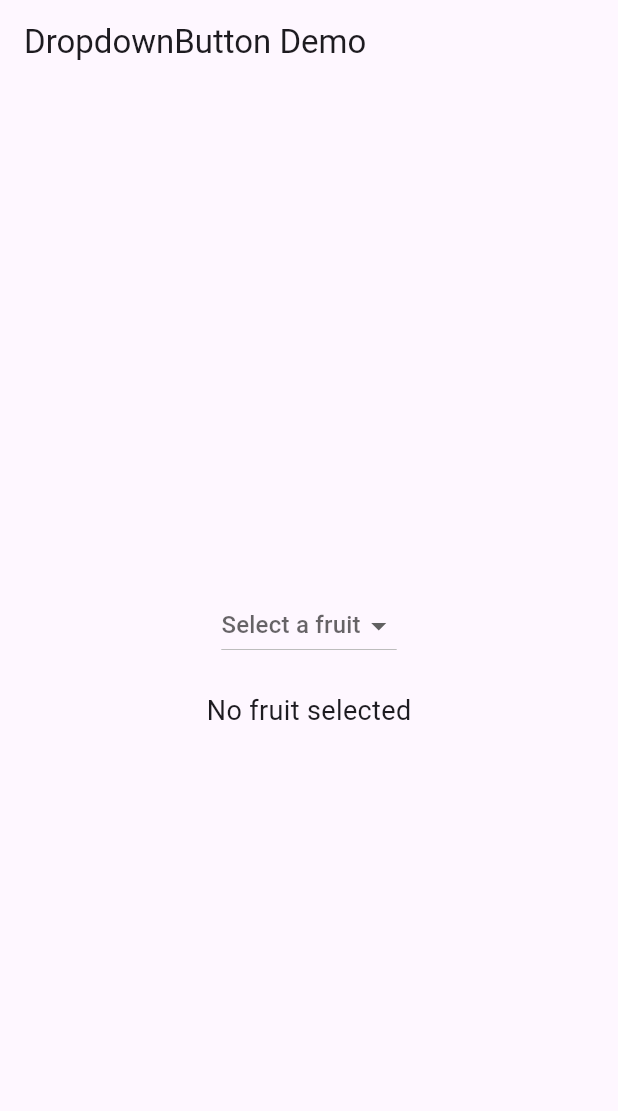
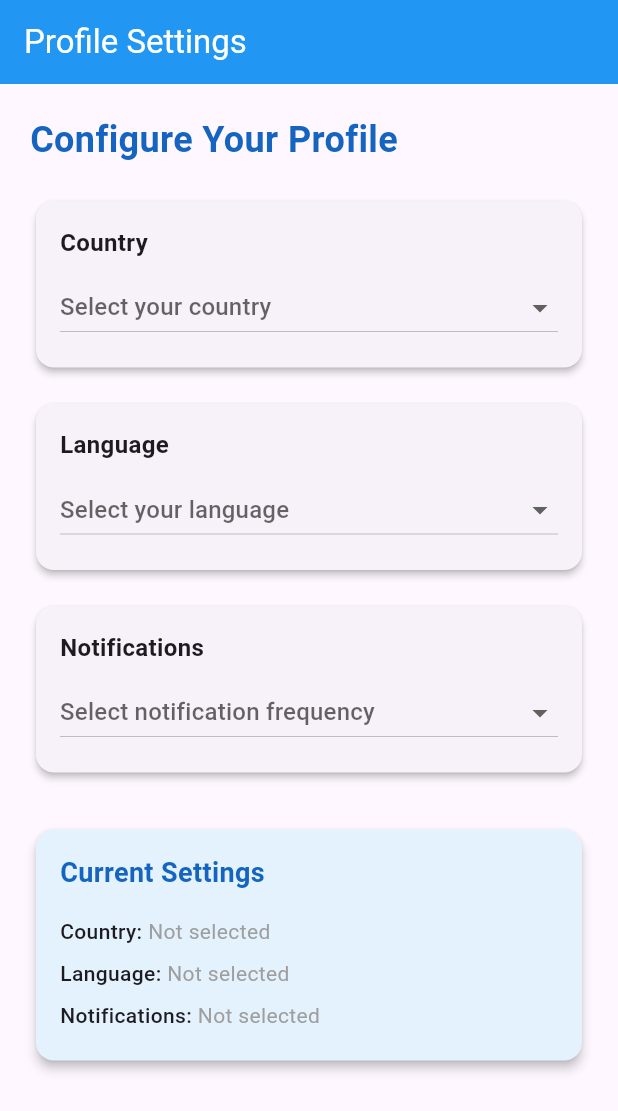
Before and after one commit to ThierrySHYAKA/dropdown_button_demo, a Flutter app: the screen it shows after launch, on a phone screen of 412 x 824 dp. Shown: the top 1111 px of the screen. Run offline on Flutter 3.47's test engine with Material 3 defaults, Android fonts, the light colour scheme and no system bars.

Commit message:
main Updated

```diff
--- a/lib/main.dart
+++ b/lib/main.dart
@@ -10,54 +10,217 @@ class MyApp extends StatelessWidget {
   @override
   Widget build(BuildContext context) {
     return MaterialApp(
-      home: DropdownExample(),
+      title: 'DropdownButton Demo',
+      theme: ThemeData(
+        primarySwatch: Colors.blue,
+      ),
+      home: ProfileSettingsScreen(),
     );
   }
 }
 
-class DropdownExample extends StatefulWidget {
+class ProfileSettingsScreen extends StatefulWidget {
   @override
-  _DropdownExampleState createState() => _DropdownExampleState();
+  _ProfileSettingsScreenState createState() => _ProfileSettingsScreenState();
 }
 
-class _DropdownExampleState extends State<DropdownExample> {
-  String? selectedValue;
+class _ProfileSettingsScreenState extends State<ProfileSettingsScreen> {
+  // State variables for our three dropdowns
+  String? selectedCountry;
+  String? selectedLanguage;
+  String? selectedNotificationFreq;
 
-  List<String> options = ['Apple', 'Banana', 'Mango', 'Orange'];
+  // Data lists for our dropdowns
+  final List<String> countries = [
+    'United States',
+    'Canada',
+    'United Kingdom',
+    'Australia',
+    'Germany',
+    'France',
+    'Japan',
+  ];
+
+  final List<String> languages = [
+    'English',
+    'Spanish',
+    'French',
+    'German',
+    'Japanese',
+    'Chinese',
+  ];
+
+  final List<String> notificationFrequencies = [
+    'Immediately',
+    'Daily',
+    'Weekly',
+    'Monthly',
+    'Never',
+  ];
 
   @override
   Widget build(BuildContext context) {
     return Scaffold(
-      appBar: AppBar(title: Text('DropdownButton Demo')),
-      body: Center(
+      appBar: AppBar(
+        title: Text('Profile Settings'),
+        backgroundColor: Colors.blue,
+        foregroundColor: Colors.white,
+      ),
+      body: Padding(
+        padding: EdgeInsets.all(20.0),
         child: Column(
-          mainAxisAlignment: MainAxisAlignment.center,
+          crossAxisAlignment: CrossAxisAlignment.start,
           children: [
-            DropdownButton<String>(
-              hint: Text('Select a fruit'),
-              value: selectedValue,
-              items: options.map((String value) {
-                return DropdownMenuItem<String>(
-                  value: value,
-                  child: Text(value),
-                );
-              }).toList(),
-              onChanged: (String? newValue) {
+            // Header
+            Text(
+              'Configure Your Profile',
+              style: TextStyle(
+                fontSize: 24,
+                fontWeight: FontWeight.bold,
+                color: Colors.blue[800],
+              ),
+            ),
+            SizedBox(height: 20),
+
+            // Country Dropdown
+            _buildDropdownSection(
+              'Country',
+              'Select your country',
+              selectedCountry,
+              countries,
+              (String? newValue) {
                 setState(() {
-                  selectedValue = newValue;
+                  selectedCountry = newValue;
                 });
               },
             ),
-            SizedBox(height: 20),
+
+            SizedBox(height: 16),
+
+            // Language Dropdown
+            _buildDropdownSection(
+              'Language',
+              'Select your language',
+              selectedLanguage,
+              languages,
+              (String? newValue) {
+                setState(() {
+                  selectedLanguage = newValue;
+                });
+              },
+            ),
+
+            SizedBox(height: 16),
+
+            // Notification Dropdown
+            _buildDropdownSection(
+              'Notifications',
+              'Select notification frequency',
+              selectedNotificationFreq,
+              notificationFrequencies,
+              (String? newValue) {
+                setState(() {
+                  selectedNotificationFreq = newValue;
+                });
+              },
+            ),
+
+            SizedBox(height: 30),
+
+            // Summary section
+            _buildSummarySection(),
+          ],
+        ),
+      ),
+    );
+  }
+
+  // Helper method to build each dropdown section
+  Widget _buildDropdownSection(
+    String title,
+    String hint,
+    String? selectedValue,
+    List<String> options,
+    Function(String?) onChanged,
+  ) {
+    return Card(
+      elevation: 2,
+      child: Padding(
+        padding: EdgeInsets.all(16.0),
+        child: Column(
+          crossAxisAlignment: CrossAxisAlignment.start,
+          children: [
             Text(
-              selectedValue == null
-                  ? 'No fruit selected'
-                  : 'Selected: $selectedValue',
-              style: TextStyle(fontSize: 18),
+              title,
+              style: TextStyle(
+                fontSize: 16,
+                fontWeight: FontWeight.bold,
+              ),
+            ),
+            SizedBox(height: 8),
+            DropdownButton<String>(
+              hint: Text(hint),
+              value: selectedValue,
+              isExpanded: true,
+              items: options.map((String option) {
+                return DropdownMenuItem<String>(
+                  value: option,
+                  child: Text(option),
+                );
+              }).toList(),
+              onChanged: onChanged,
             ),
           ],
         ),
       ),
     );
   }
+
+  // Summary section to show current selections
+  Widget _buildSummarySection() {
+    return Card(
+      elevation: 3,
+      color: Colors.blue[50],
+      child: Padding(
+        padding: EdgeInsets.all(16.0),
+        child: Column(
+          crossAxisAlignment: CrossAxisAlignment.start,
+          children: [
+            Text(
+              'Current Settings',
+              style: TextStyle(
+                fontSize: 18,
+                fontWeight: FontWeight.bold,
+                color: Colors.blue[800],
+              ),
+            ),
+            SizedBox(height: 12),
+            _buildSummaryItem('Country', selectedCountry),
+            _buildSummaryItem('Language', selectedLanguage),
+            _buildSummaryItem('Notifications', selectedNotificationFreq),
+          ],
+        ),
+      ),
+    );
+  }
+
+  Widget _buildSummaryItem(String label, String? value) {
+    return Padding(
+      padding: EdgeInsets.symmetric(vertical: 4),
+      child: Row(
+        children: [
+          Text(
+            '$label: ',
+            style: TextStyle(fontWeight: FontWeight.w500),
+          ),
+          Text(
+            value ?? 'Not selected',
+            style: TextStyle(
+              color: value != null ? Colors.black : Colors.grey,
+            ),
+          ),
+        ],
+      ),
+    );
+  }
 }
```
